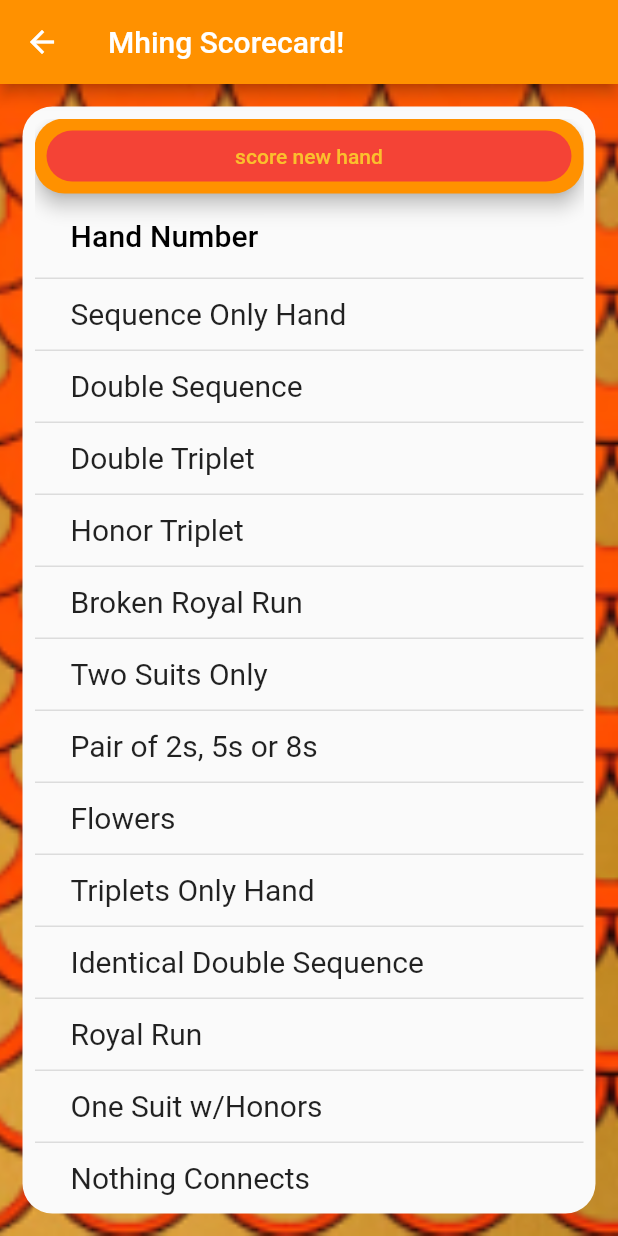
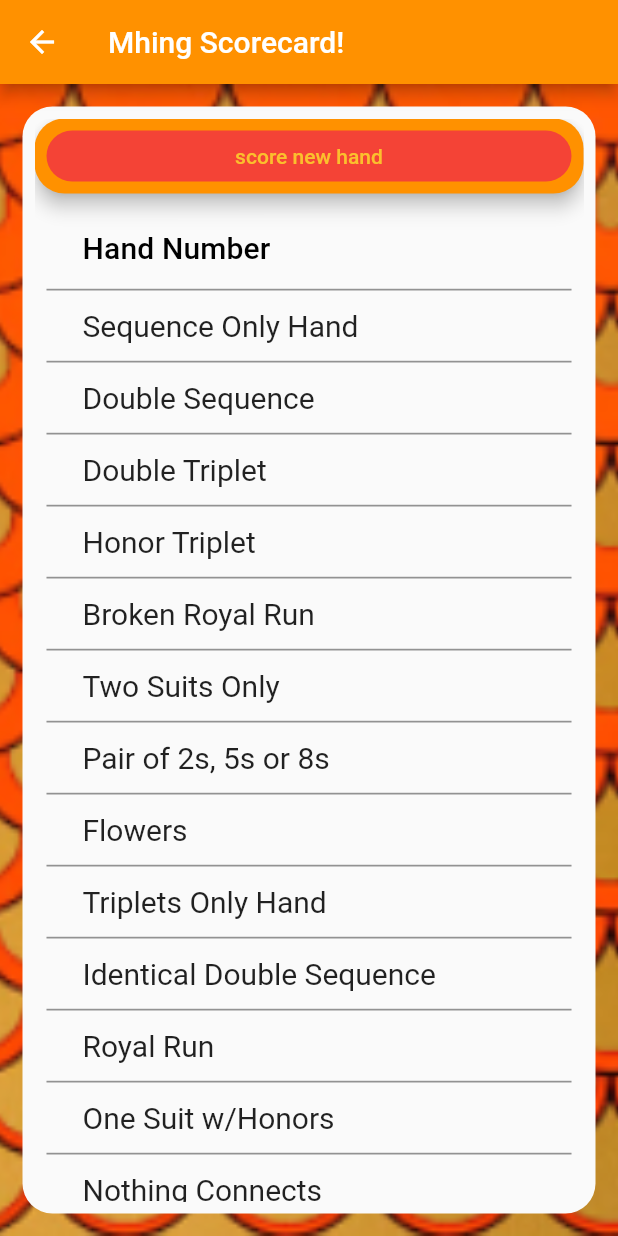
Before and after one commit to Aztal-Samoht/Mhingscore, a Flutter app: the screen it shows after launch, after a tap on "New Game", on a phone screen of 412 x 824 dp. Run offline on Flutter 3.47's test engine with Material 2 defaults, Android fonts, the phone set to English and light mode, and no system bars.

Commit message:
replaced "0" and "X" with "-"

```diff
--- a/mhing_score_card/lib/v0/models/hand.dart
+++ b/mhing_score_card/lib/v0/models/hand.dart
@@ -8,11 +8,13 @@ class Hand {
     if (b)
       return Icon(Icons.done, color: Colors.green);
     else
-      return Icon(Icons.close, color: Colors.red);
+      return kNoScore;
   }
 
   static Widget toDisplayWidget(dynamic data) {
-    if (data.runtimeType == int)
+    if (data.runtimeType == int) if (data == 0) {
+      return kNoScore;
+    } else
       return Text(
         data.toString(),
         textAlign: TextAlign.center,
--- a/mhing_score_card/lib/v0/res/constants.dart
+++ b/mhing_score_card/lib/v0/res/constants.dart
@@ -1,6 +1,10 @@
 import 'package:flutter/material.dart';
 
-const double buttonPadding = 25;
+const Icon kNoScore = Icon(
+  Icons.remove,
+  color: Colors.red,
+);
+const double kButtonPadding = 25;
 const Color kAppBarColor = Color(0xffff9100);
 const Color kBackgroundColor = Colors.black;
 const Color kTitleColor = Color(0xffffa000);
--- a/mhing_score_card/lib/v0/screens/home_screen.dart
+++ b/mhing_score_card/lib/v0/screens/home_screen.dart
@@ -31,7 +31,7 @@ class HomeScreen extends StatelessWidget {
               Expanded(
                 child: Padding(
                   padding:
-                      const EdgeInsets.symmetric(horizontal: buttonPadding),
+                      const EdgeInsets.symmetric(horizontal: kButtonPadding),
                   child: NewGameButton(),
                 ),
               ),
@@ -39,7 +39,7 @@ class HomeScreen extends StatelessWidget {
               Expanded(
                 child: Padding(
                   padding:
-                      const EdgeInsets.symmetric(horizontal: buttonPadding),
+                      const EdgeInsets.symmetric(horizontal: kButtonPadding),
                   child: ResumeGameButton(),
                 ),
               ),
--- a/mhing_score_card/lib/v0/widgets/hand_datatable_displayer.dart
+++ b/mhing_score_card/lib/v0/widgets/hand_datatable_displayer.dart
@@ -41,7 +41,20 @@ class HandListToDataTableDisplayer extends StatelessWidget {
         print(
             'contents of rows[0].cells just before return statement: ${rows[0].cells}');
 
-        return DataTable(columns: columns, rows: rows, columnSpacing: 5);
+        return Padding(
+          padding: const EdgeInsets.only(
+            left: 8.0,
+            right: 8.0,
+            top: 8.0,
+          ),
+          child: DataTable(
+            columns: columns,
+            rows: rows,
+            columnSpacing: 5,
+            border: TableBorder.symmetric(
+                inside: BorderSide(color: Colors.black38)),
+          ),
+        );
       },
     ); //Consumer
   }
--- a/mhing_score_card/pubspec.yaml
+++ b/mhing_score_card/pubspec.yaml
@@ -15,7 +15,7 @@ publish_to: 'none' # Remove this line if you wish to publish to pub.dev
 # In iOS, build-name is used as CFBundleShortVersionString while build-number used as CFBundleVersion.
 # Read more about iOS versioning at
 # https://developer.apple.com/library/archive/documentation/General/Reference/InfoPlistKeyReference/Articles/CoreFoundationKeys.html
-version: 0.2.0+4
+version: 0.2.1+5
 
 environment:
   sdk: ">=2.16.1 <3.0.0"
```
